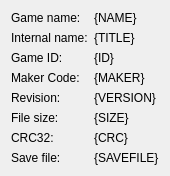
First picture: the form in Libretro/mgba/src/platform/qt/ROMInfo.ui, repository kiddreads/Avalon-copy2, before the edit.
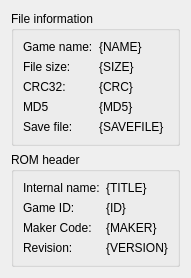
Second picture: the form after the edit.

```diff
--- a/Libretro/mgba/src/platform/qt/ROMInfo.ui
+++ b/Libretro/mgba/src/platform/qt/ROMInfo.ui
@@ -6,20 +6,23 @@
    <rect>
     <x>0</x>
     <y>0</y>
-    <width>178</width>
-    <height>198</height>
+    <width>180</width>
+    <height>298</height>
    </rect>
   </property>
   <property name="windowTitle">
    <string>ROM Info</string>
   </property>
-  <layout class="QFormLayout" name="formLayout">
+  <layout class="QGridLayout" name="gridLayout">
    <property name="sizeConstraint">
     <enum>QLayout::SetFixedSize</enum>
    </property>
-   <property name="fieldGrowthPolicy">
-    <enum>QFormLayout::FieldsStayAtSizeHint</enum>
-   </property>
+   <item row="0" column="0">
+    <widget class="QGroupBox" name="formGroupBox">
+     <property name="title">
+      <string>File information</string>
+     </property>
+     <layout class="QFormLayout" name="formLayout">
    <item row="0" column="0">
     <widget class="QLabel" name="label_5">
      <property name="text">
@@ -41,13 +44,87 @@
     </widget>
    </item>
    <item row="1" column="0">
+       <widget class="QLabel" name="label_3">
+        <property name="text">
+         <string>File size:</string>
+        </property>
+       </widget>
+      </item>
+      <item row="1" column="1">
+       <widget class="QLabel" name="size">
+        <property name="text">
+         <string notr="true">{SIZE}</string>
+        </property>
+        <property name="textInteractionFlags">
+         <set>Qt::LinksAccessibleByMouse|Qt::TextSelectableByKeyboard|Qt::TextSelectableByMouse</set>
+        </property>
+       </widget>
+      </item>
+      <item row="2" column="0">
+       <widget class="QLabel" name="label_4">
+        <property name="text">
+         <string>CRC32:</string>
+        </property>
+       </widget>
+      </item>
+      <item row="2" column="1">
+       <widget class="QLabel" name="crc">
+        <property name="text">
+         <string notr="true">{CRC}</string>
+        </property>
+        <property name="textInteractionFlags">
+         <set>Qt::LinksAccessibleByMouse|Qt::TextSelectableByKeyboard|Qt::TextSelectableByMouse</set>
+        </property>
+       </widget>
+      </item>
+      <item row="3" column="0">
+       <widget class="QLabel" name="label_9">
+        <property name="text">
+         <string>MD5</string>
+        </property>
+       </widget>
+      </item>
+      <item row="3" column="1">
+       <widget class="QLabel" name="md5">
+        <property name="text">
+         <string notr="true">{MD5}</string>
+        </property>
+        <property name="textInteractionFlags">
+         <set>Qt::LinksAccessibleByMouse|Qt::TextSelectableByKeyboard|Qt::TextSelectableByMouse</set>
+        </property>
+       </widget>
+      </item>
+      <item row="4" column="0">
+       <widget class="QLabel" name="label_6">
+        <property name="text">
+         <string>Save file:</string>
+        </property>
+       </widget>
+      </item>
+      <item row="4" column="1">
+       <widget class="QLabel" name="savefile">
+        <property name="text">
+         <string notr="true">{SAVEFILE}</string>
+        </property>
+       </widget>
+      </item>
+     </layout>
+    </widget>
+   </item>
+   <item row="1" column="0">
+    <widget class="QGroupBox" name="formGroupBox_2">
+     <property name="title">
+      <string>ROM header</string>
+     </property>
+     <layout class="QFormLayout" name="formLayout_2">
+      <item row="0" column="0">
     <widget class="QLabel" name="label">
      <property name="text">
       <string>Internal name:</string>
      </property>
     </widget>
    </item>
-   <item row="1" column="1">
+      <item row="0" column="1">
     <widget class="QLabel" name="title">
      <property name="text">
       <string notr="true">{TITLE}</string>
@@ -57,14 +134,14 @@
      </property>
     </widget>
    </item>
-   <item row="2" column="0">
+      <item row="1" column="0">
     <widget class="QLabel" name="label_2">
      <property name="text">
       <string>Game ID:</string>
      </property>
     </widget>
    </item>
-   <item row="2" column="1">
+      <item row="1" column="1">
     <widget class="QLabel" name="id">
      <property name="text">
       <string notr="true">{ID}</string>
@@ -74,14 +151,14 @@
      </property>
     </widget>
    </item>
-   <item row="3" column="0">
+      <item row="2" column="0">
     <widget class="QLabel" name="label_7">
      <property name="text">
       <string>Maker Code:</string>
      </property>
     </widget>
    </item>
-   <item row="3" column="1">
+      <item row="2" column="1">
     <widget class="QLabel" name="maker">
      <property name="text">
       <string notr="true">{MAKER}</string>
@@ -91,14 +168,14 @@
      </property>
     </widget>
    </item>
-   <item row="4" column="0">
+      <item row="3" column="0">
     <widget class="QLabel" name="label_8">
      <property name="text">
       <string>Revision:</string>
      </property>
     </widget>
    </item>
-   <item row="4" column="1">
+      <item row="3" column="1">
     <widget class="QLabel" name="version">
      <property name="text">
       <string notr="true">{VERSION}</string>
@@ -108,52 +185,7 @@
      </property>
     </widget>
    </item>
-   <item row="5" column="0">
-    <widget class="QLabel" name="label_3">
-     <property name="text">
-      <string>File size:</string>
-     </property>
-    </widget>
-   </item>
-   <item row="5" column="1">
-    <widget class="QLabel" name="size">
-     <property name="text">
-      <string notr="true">{SIZE}</string>
-     </property>
-     <property name="textInteractionFlags">
-      <set>Qt::LinksAccessibleByMouse|Qt::TextSelectableByKeyboard|Qt::TextSelectableByMouse</set>
-     </property>
-    </widget>
-   </item>
-   <item row="6" column="0">
-    <widget class="QLabel" name="label_4">
-     <property name="text">
-      <string>CRC32:</string>
-     </property>
-    </widget>
-   </item>
-   <item row="6" column="1">
-    <widget class="QLabel" name="crc">
-     <property name="text">
-      <string notr="true">{CRC}</string>
-     </property>
-     <property name="textInteractionFlags">
-      <set>Qt::LinksAccessibleByMouse|Qt::TextSelectableByKeyboard|Qt::TextSelectableByMouse</set>
-     </property>
-    </widget>
-   </item>
-   <item row="7" column="0">
-    <widget class="QLabel" name="label_6">
-     <property name="text">
-      <string>Save file:</string>
-     </property>
-    </widget>
-   </item>
-   <item row="7" column="1">
-    <widget class="QLabel" name="savefile">
-     <property name="text">
-      <string notr="true">{SAVEFILE}</string>
-     </property>
+     </layout>
     </widget>
    </item>
   </layout>
```
Lines whose indentation alone changed are shown as unchanged.
